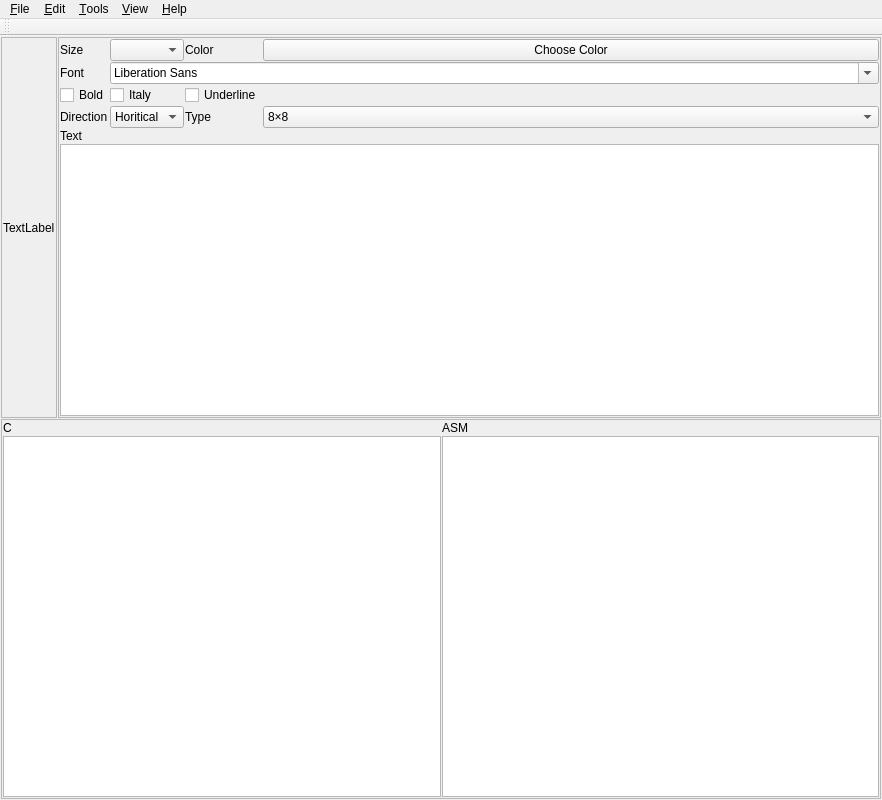
Above: src/mainwindow.ui from 2302053453/Dot_matrix_font before the change. Below: the same form after it.
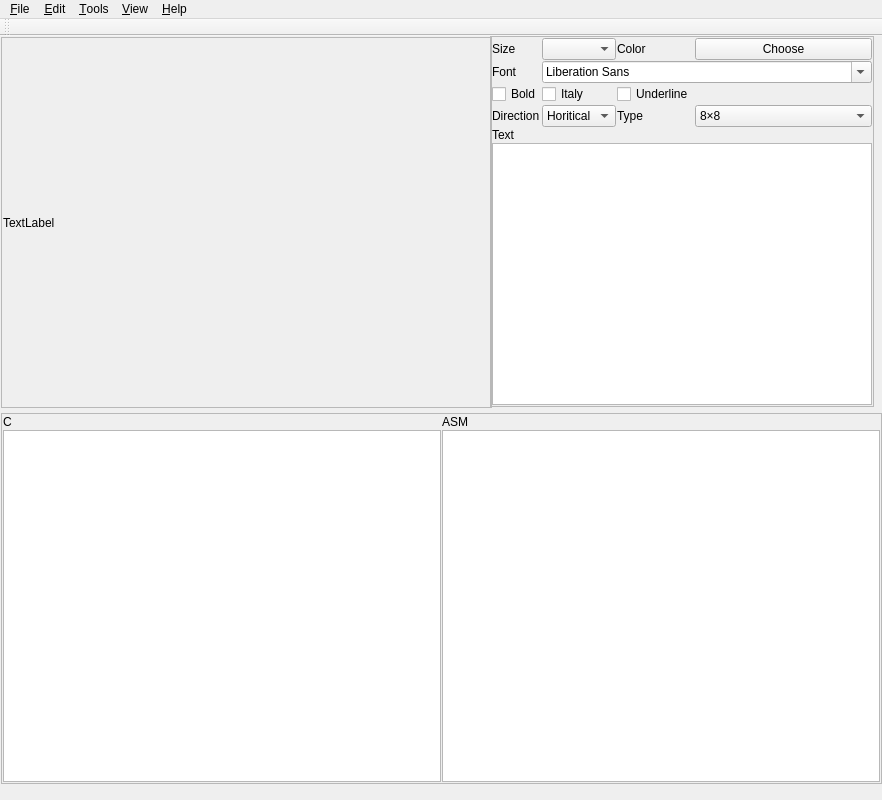
That is the form after the change. Icons and pictures are not drawn.

Commit message: 修复编译错误

What changed in the file:
```diff
--- a/src/mainwindow.ui
+++ b/src/mainwindow.ui
@@ -20,24 +20,15 @@
    <string>MainWindow</string>
   </property>
   <widget class="QWidget" name="centralwidget">
-   <layout class="QGridLayout" name="layoutGWidget">
-    <property name="leftMargin">
-     <number>1</number>
-    </property>
-    <property name="topMargin">
-     <number>1</number>
-    </property>
-    <property name="rightMargin">
-     <number>1</number>
-    </property>
-    <property name="bottomMargin">
-     <number>1</number>
-    </property>
-    <property name="spacing">
-     <number>1</number>
-    </property>
-    <item row="0" column="0">
      <widget class="QFrame" name="frameDisplay">
+    <property name="geometry">
+     <rect>
+      <x>1</x>
+      <y>1</y>
+      <width>491</width>
+      <height>371</height>
+     </rect>
+    </property>
       <property name="frameShape">
        <enum>QFrame::StyledPanel</enum>
       </property>
@@ -75,9 +66,15 @@
        </item>
       </layout>
      </widget>
-    </item>
-    <item row="0" column="1">
      <widget class="QFrame" name="frameInput">
+    <property name="geometry">
+     <rect>
+      <x>490</x>
+      <y>0</y>
+      <width>384</width>
+      <height>371</height>
+     </rect>
+    </property>
       <property name="frameShape">
        <enum>QFrame::StyledPanel</enum>
       </property>
@@ -103,7 +100,7 @@
        <item row="0" column="3">
         <widget class="QPushButton" name="buttonChooseColor">
          <property name="text">
-          <string>Choose Color</string>
+        <string>Choose</string>
          </property>
         </widget>
        </item>
@@ -231,9 +228,15 @@
        </item>
       </layout>
      </widget>
-    </item>
-    <item row="1" column="0" colspan="2">
      <widget class="QFrame" name="frameResult">
+    <property name="geometry">
+     <rect>
+      <x>1</x>
+      <y>377</y>
+      <width>881</width>
+      <height>371</height>
+     </rect>
+    </property>
       <property name="frameShape">
        <enum>QFrame::StyledPanel</enum>
       </property>
@@ -278,8 +281,6 @@
        </item>
       </layout>
      </widget>
-    </item>
-   </layout>
   </widget>
   <widget class="QMenuBar" name="menubar">
    <property name="geometry">
```
Lines whose indentation alone changed are shown as unchanged. The commit also changes 1 other file.
